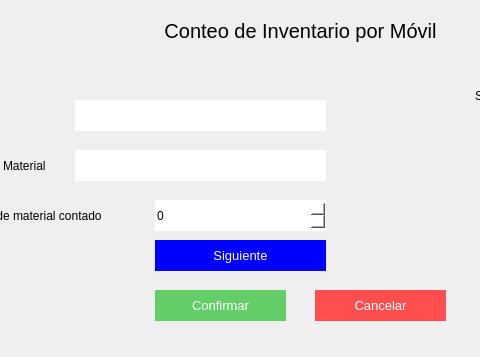
Above: Pantallas UI/Materiales/conteo de inventario por movil/conteoDeInventarioPorMovilNuevo.ui from AlemFernandez786/Scabox before the change; both pictures show x 85 to 565 and y 0 to 357 of the 784 by 357 pixel window. Below: the same form after it.
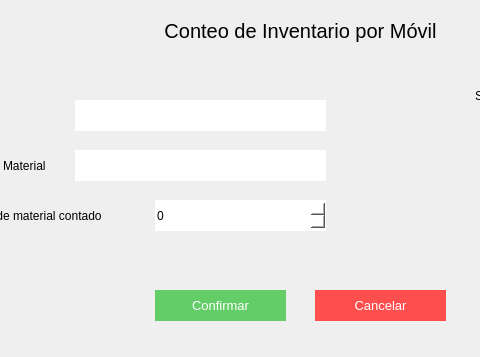
That is the form after the change.

The edit to the form file:
```diff
--- a/Pantallas UI/Materiales/conteo de inventario por movil/conteoDeInventarioPorMovilNuevo.ui
+++ b/Pantallas UI/Materiales/conteo de inventario por movil/conteoDeInventarioPorMovilNuevo.ui
@@ -170,25 +170,6 @@
     <set>Qt::AlignCenter</set>
    </property>
   </widget>
-  <widget class="QPushButton" name="ma_btn_siguiente">
-   <property name="geometry">
-    <rect>
-     <x>240</x>
-     <y>240</y>
-     <width>171</width>
-     <height>31</height>
-    </rect>
-   </property>
-   <property name="styleSheet">
-    <string notr="true">background-color: rgb(0, 0, 255);
-color:white;
-font-size:10pt;
-border:none;</string>
-   </property>
-   <property name="text">
-    <string>Siguiente</string>
-   </property>
-  </widget>
   <widget class="QPushButton" name="ma_btn_confirmar">
    <property name="geometry">
     <rect>
```
